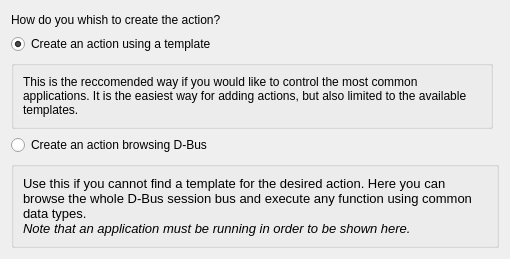
Qt form kcmremotecontrol/addaction.ui (KDE/kremotecontrol) before a commit.
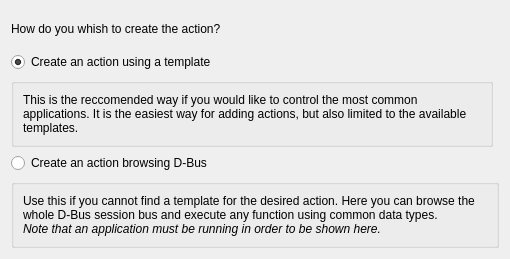
The same form after that commit.

Commit message: dont set font in ui label

The edit to the form file:
```diff
--- a/kcmremotecontrol/addaction.ui
+++ b/kcmremotecontrol/addaction.ui
@@ -52,12 +52,8 @@
       <item row="1" column="0">
        <widget class="QLabel" name="label_3">
         <property name="text">
-         <string>&lt;!DOCTYPE HTML PUBLIC &quot;-//W3C//DTD HTML 4.0//EN&quot; &quot;http://www.w3.org/TR/REC-html40/strict.dtd&quot;&gt;
-&lt;html&gt;&lt;head&gt;&lt;meta name=&quot;qrichtext&quot; content=&quot;1&quot; /&gt;&lt;style type=&quot;text/css&quot;&gt;
-p, li { white-space: pre-wrap; }
-&lt;/style&gt;&lt;/head&gt;&lt;body style=&quot; font-family:'Sans Serif'; font-size:10pt; font-weight:400; font-style:normal;&quot;&gt;
-&lt;p style=&quot; margin-top:0px; margin-bottom:0px; margin-left:0px; margin-right:0px; -qt-block-indent:0; text-indent:0px;&quot;&gt;Use this if you cannot find a template for the desired action. Here you can browse the whole D-Bus session bus and execute any function using common data types.&lt;/p&gt;
-&lt;p style=&quot; margin-top:0px; margin-bottom:0px; margin-left:0px; margin-right:0px; -qt-block-indent:0; text-indent:0px;&quot;&gt;&lt;span style=&quot; font-style:italic;&quot;&gt;Note that an application must be running in order to be shown here.&lt;/span&gt;&lt;/p&gt;&lt;/body&gt;&lt;/html&gt;</string>
+         <string>Use this if you cannot find a template for the desired action. Here you can browse the whole D-Bus session bus and execute any function using common data types.&lt;br&gt;
+&lt;i&gt;Note that an application must be running in order to be shown here.&lt;/i&gt;</string>
         </property>
         <property name="wordWrap">
          <bool>true</bool>
```
